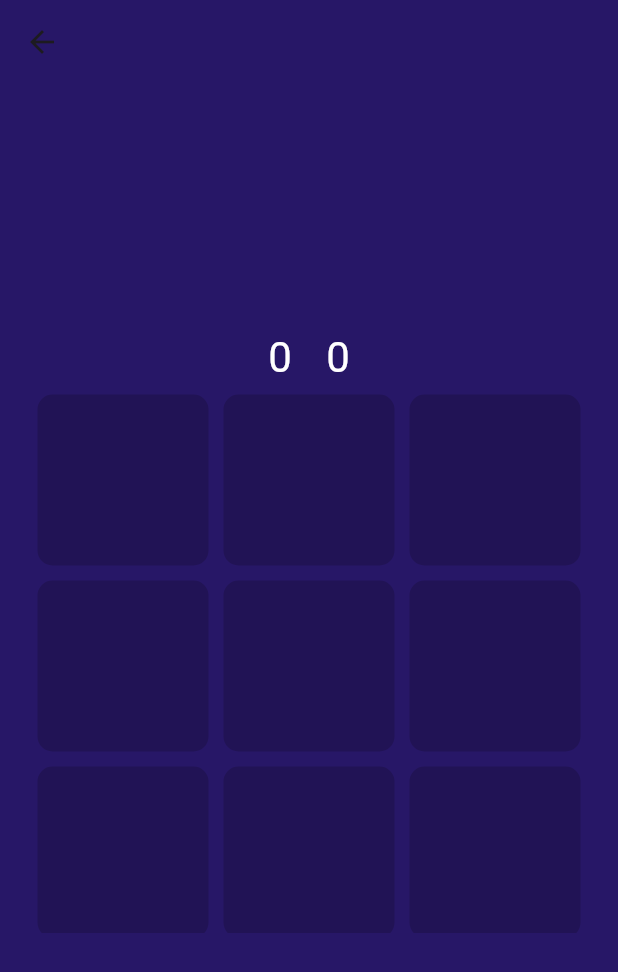
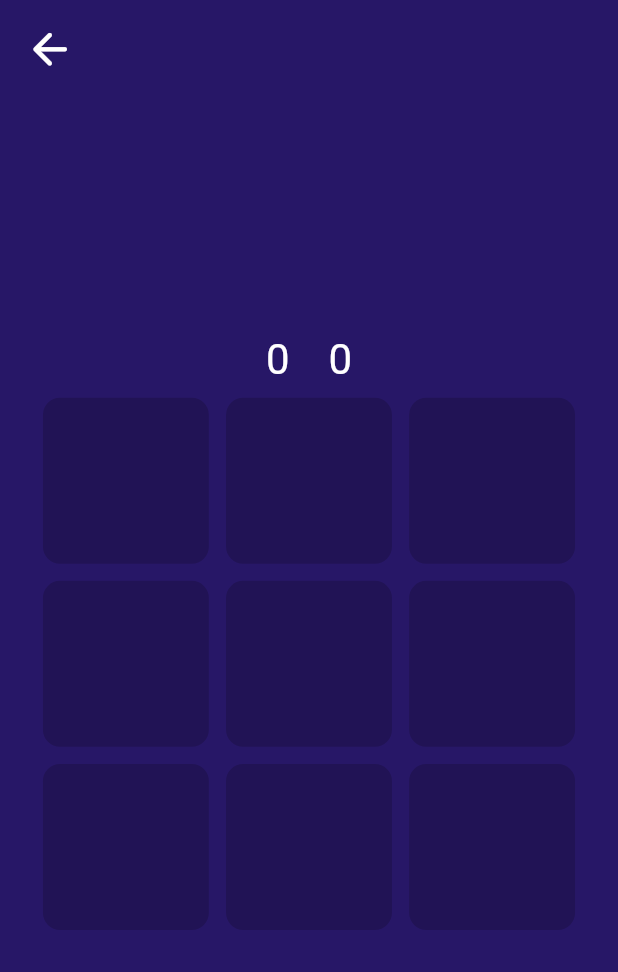
Before and after one commit to AbdelrahmanFarag111/xo, a Flutter app: the screen it shows after launch, after a tap on an icon or button, on a phone screen of 412 x 824 dp. Shown: the top 972 px of the screen. Run offline on Flutter 3.47's test engine with Material 3 defaults, Android fonts, the phone set to English and light mode, and no system bars; our stand-ins replace flutter_screenutil, google_fonts; Roboto replaces fonts that are missing (Coiny).

```diff
--- a/lib/main.dart
+++ b/lib/main.dart
@@ -1,4 +1,5 @@
 import 'package:flutter/material.dart';
+import 'package:flutter_screenutil/flutter_screenutil.dart';
 import 'package:tic_tac/views/game_screen.dart';
 import 'package:tic_tac/views/splash_screen.dart';
 
@@ -13,7 +14,29 @@ class MyApp extends StatelessWidget {
 
   @override
   Widget build(BuildContext context) {
-    return MaterialApp(
+    return ScreenUtilInit(
+      designSize: const Size(360, 690),
+      minTextAdapt: true,
+      splitScreenMode: true,
+      builder: (child,_){
+        return MaterialApp(
+          debugShowCheckedModeBanner: false,
+          initialRoute: SplashScreen.routeName,
+          routes: {
+            LoginScreen.routeName: (context) => const LoginScreen(),
+            GameScreen.routeName: (context) => const GameScreen(),
+            SplashScreen.routeName: (context) => const SplashScreen(),
+          },
+        );
+      },
+    );
+  }
+}
+
+
+/*
+*
+* MaterialApp(
       debugShowCheckedModeBanner: false,
       initialRoute: SplashScreen.routeName,
       routes: {
@@ -22,5 +45,5 @@ class MyApp extends StatelessWidget {
         SplashScreen.routeName: (context) => const SplashScreen(),
       },
     );
-  }
-}
+    *
+    * */
--- a/lib/views/game_screen.dart
+++ b/lib/views/game_screen.dart
@@ -1,4 +1,5 @@
 import 'package:flutter/material.dart';
+import 'package:flutter_screenutil/flutter_screenutil.dart';
 import 'package:provider/provider.dart';
 
 import '../models/player_model.dart';
@@ -22,10 +23,24 @@ class GameScreen extends StatelessWidget {
           return Scaffold(
             appBar: AppBar(
               backgroundColor: AppConstants.bgColor,
+              leading: Padding(
+
+                padding: const EdgeInsets.all(8.0),
+                child: IconButton(
+                  onPressed: () {
+                    Navigator.pop(context);
+                  },
+                  icon: Icon(
+                    Icons.arrow_back_rounded,
+                    color: Colors.white,
+                    size: 30.sp,
+                  ),
+                ),
+              ),
             ),
             backgroundColor: AppConstants.bgColor,
             body: Padding(
-              padding: const EdgeInsets.all(20),
+              padding: EdgeInsets.all(20.sp),
               child: Column(
                 children: [
                   Expanded(
@@ -46,7 +61,7 @@ class GameScreen extends StatelessWidget {
                             ),
                           ],
                         ),
-                        const SizedBox(width: 20),
+                        SizedBox(width: 20.w),
                         Column(
                           mainAxisAlignment: MainAxisAlignment.end,
                           children: [
@@ -80,9 +95,9 @@ class GameScreen extends StatelessWidget {
                             },
                             child: Container(
                               decoration: BoxDecoration(
-                                borderRadius: BorderRadius.circular(15),
+                                borderRadius: BorderRadius.circular(15.sp),
                                 border: Border.all(
-                                  width: 5,
+                                  width: 5.w,
                                   color: const Color(0xff271767),
                                 ),
                                 color: gameViewModel.winIndexes.contains(index)
@@ -93,7 +108,7 @@ class GameScreen extends StatelessWidget {
                                 child: Text(
                                   gameViewModel.bordState[index],
                                   style: AppConstants.customFontWhite
-                                      .copyWith(fontSize: 64),
+                                      .copyWith(fontSize: 64.sp),
                                 ),
                               ),
                             ),
@@ -108,17 +123,17 @@ class GameScreen extends StatelessWidget {
                         children: [
                           Text(gameViewModel.resultDeclaration,
                               style: AppConstants.customFontWhite),
-                          const SizedBox(height: 10),
+                          SizedBox(height: 10.h),
                           Visibility(
                             visible: !gameViewModel.isOn,
                             child: IconButton(
                               onPressed: () {
                                 gameViewModel.clearBoard();
                               },
-                              icon: const Icon(
+                              icon: Icon(
                                 Icons.restart_alt,
                                 color: Colors.white,
-                                size: 35,
+                                size: 35.sp,
                               ),
                             ),
                           )
--- a/lib/views/login_screen.dart
+++ b/lib/views/login_screen.dart
@@ -1,6 +1,8 @@
 import 'package:flutter/cupertino.dart';
 import 'package:flutter/material.dart';
+import 'package:flutter_screenutil/flutter_screenutil.dart';
 import 'package:provider/provider.dart';
+import 'package:tic_tac/main.dart';
 
 import '../utils/constants.dart';
 import '../viewmodels/login_viewmodel.dart';
@@ -23,16 +25,16 @@ class LoginScreen extends StatelessWidget {
                 onPressed: () {
 
                 },
-                icon: const Icon(
+                icon: Icon(
                   Icons.list,
                   color: Colors.white,
-                  size: 40,
+                  size: 40.sp,
                 ),
               ),
             ),
             backgroundColor: AppConstants.bgColor,
             body: Padding(
-              padding: const EdgeInsets.all(20.0),
+              padding: EdgeInsets.all(20.sp),
               child: Center(
                 child: SingleChildScrollView(
                   child: Column(
@@ -43,21 +45,21 @@ class LoginScreen extends StatelessWidget {
                         style: const TextStyle(color: Colors.white),
                         decoration: InputDecoration(
                             enabledBorder: OutlineInputBorder(
-                                borderRadius: BorderRadius.circular(16),
+                                borderRadius: BorderRadius.circular(16.sp),
                                 borderSide: const BorderSide(
                                   color: Colors.white,
                                 )),
                             focusedBorder: OutlineInputBorder(
-                                borderRadius: BorderRadius.circular(16),
+                                borderRadius: BorderRadius.circular(16.sp),
                                 borderSide: const BorderSide(
                                   color: Colors.white,
                                 )),
                             labelText: 'Name For Player (X)',
                             labelStyle: AppConstants.customFontWhite
-                                .copyWith(fontSize: 14)),
+                                .copyWith(fontSize: 14.sp)),
                       ),
-                      const SizedBox(
-                        height: 15,
+                      SizedBox(
+                        height: 15.h,
                       ),
                       Row(
                         mainAxisAlignment: MainAxisAlignment.end,
@@ -75,8 +77,8 @@ class LoginScreen extends StatelessWidget {
                           ),
                         ],
                       ),
-                      const SizedBox(
-                        height: 15,
+                      SizedBox(
+                        height: 15.h,
                       ),
                       Visibility(
                         visible: !loginViewModel.switchValue,
@@ -85,11 +87,11 @@ class LoginScreen extends StatelessWidget {
                           style: const TextStyle(color: Colors.white),
                           decoration: InputDecoration(
                             enabledBorder: OutlineInputBorder(
-                                borderRadius: BorderRadius.circular(16),
+                                borderRadius: BorderRadius.circular(16.sp),
                                 borderSide:
                                     const BorderSide(color: Colors.white)),
                             focusedBorder: OutlineInputBorder(
-                                borderRadius: BorderRadius.circular(16),
+                                borderRadius: BorderRadius.circular(16.sp),
                                 borderSide: const BorderSide(
                                   color: Colors.white,
                                 )),
@@ -99,16 +101,16 @@ class LoginScreen extends StatelessWidget {
                           ),
                         ),
                       ),
-                      const SizedBox(
-                        height: 20,
+                      SizedBox(
+                        height: 20.h,
                       ),
                       ElevatedButton(
                         style: ElevatedButton.styleFrom(
                             shape: RoundedRectangleBorder(
-                                borderRadius: BorderRadius.circular(16)),
+                                borderRadius: BorderRadius.circular(16.sp)),
                             backgroundColor: Colors.white,
-                            padding: const EdgeInsets.symmetric(
-                                horizontal: 16, vertical: 8)),
+                            padding: EdgeInsets.symmetric(
+                                horizontal: 16.w, vertical: 8.h)),
                         onPressed: () {
                           loginViewModel.navigateToGameScreen(context);
                         },
--- a/lib/views/splash_screen.dart
+++ b/lib/views/splash_screen.dart
@@ -1,6 +1,8 @@
 import 'dart:async';
 
 import 'package:flutter/material.dart';
+import 'package:flutter_screenutil/flutter_screenutil.dart';
+import 'package:tic_tac/main.dart';
 
 import '../utils/constants.dart';
 import 'login_screen.dart';
@@ -30,7 +32,7 @@ class _SplashScreenState extends State<SplashScreen> {
         body: Center(
           child: Text(
             'XO',
-            style: AppConstants.customFontWhite.copyWith(fontSize: 200),
+            style: AppConstants.customFontWhite.copyWith(fontSize: 200.sp),
           ),
         ));
   }
```
Also changed, not shown: pubspec.yaml (+11 -0 lines), assets/images/app_icon.png (added), pubspec.lock, 28 other files.
